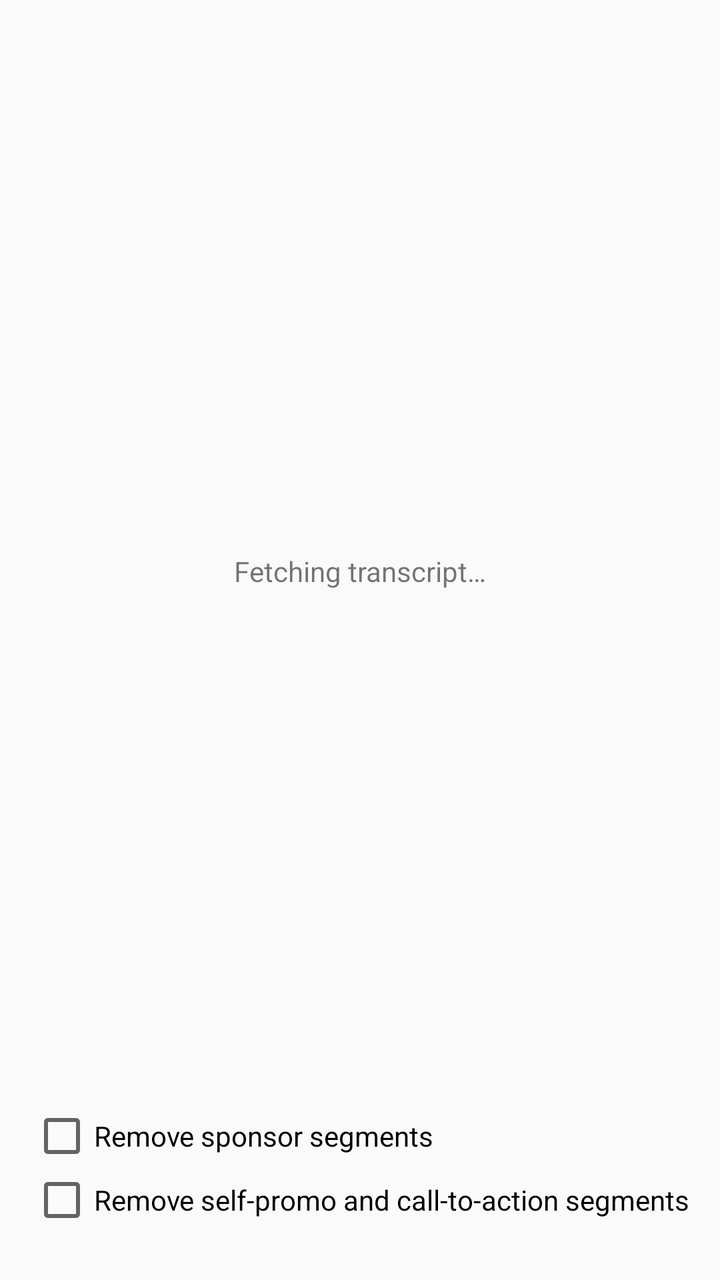
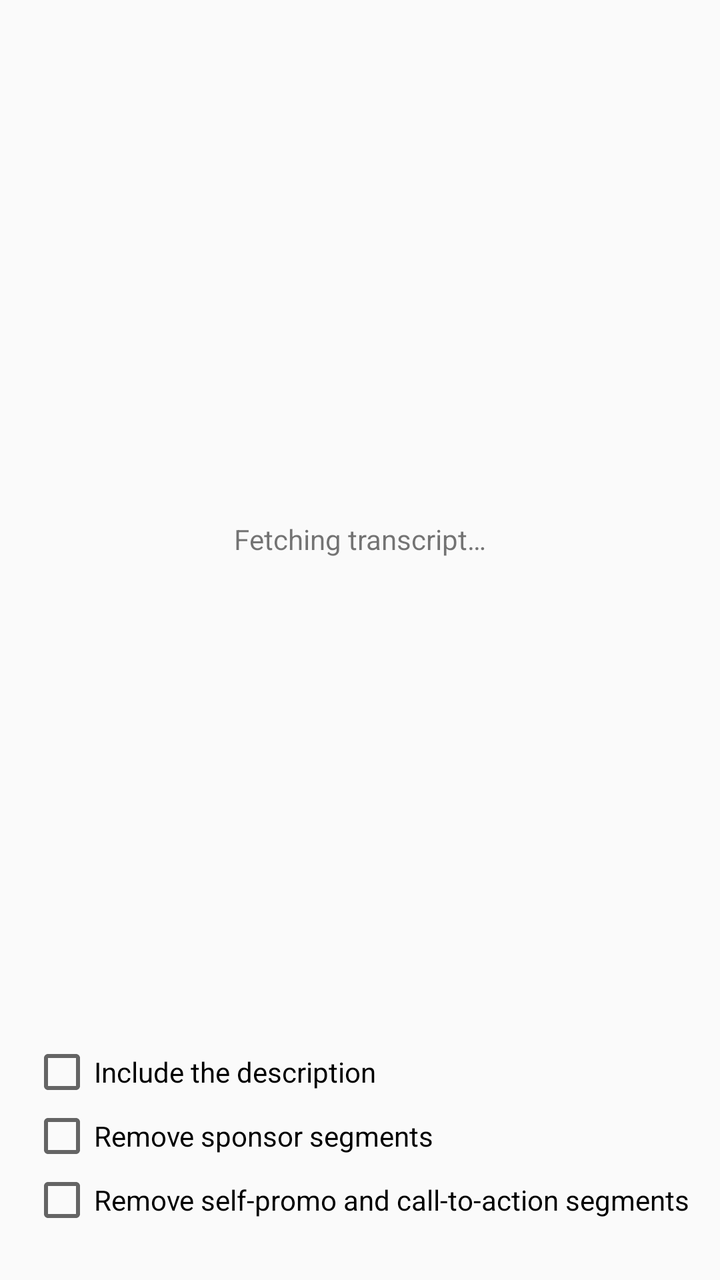

Before-and-after screenshots of an Android layout around one commit, followed by the original layout XML and the change that was made.
<!-- AndroidManifest.xml: application theme AppTheme -->
<!-- res/layout/activity_share.xml -->
<?xml version="1.0" encoding="utf-8"?>
<LinearLayout xmlns:android="http://schemas.android.com/apk/res/android"
    android:layout_width="match_parent"
    android:layout_height="match_parent"
    android:orientation="vertical">

    <LinearLayout
        android:layout_width="match_parent"
        android:layout_height="0dp"
        android:layout_weight="1"
        android:gravity="center"
        android:orientation="vertical">

        <ProgressBar
            android:layout_width="wrap_content"
            android:layout_height="wrap_content" />

        <TextView
            android:id="@+id/status"
            android:layout_width="wrap_content"
            android:layout_height="wrap_content"
            android:paddingTop="16dp"
            android:text="@string/fetching" />

        <TextView
            android:id="@+id/operation"
            android:layout_width="wrap_content"
            android:layout_height="wrap_content"
            android:ellipsize="end"
            android:gravity="center"
            android:maxLines="1"
            android:paddingTop="8dp"
            android:textSize="12sp" />

        <TextView
            android:id="@+id/elapsed"
            android:layout_width="wrap_content"
            android:layout_height="wrap_content"
            android:paddingTop="4dp"
            android:textSize="12sp" />
    </LinearLayout>

    <LinearLayout
        android:layout_width="wrap_content"
        android:layout_height="wrap_content"
        android:layout_gravity="center_horizontal"
        android:layout_marginBottom="24dp"
        android:orientation="vertical">

        <CheckBox
            android:id="@+id/remove_sponsors"
            android:layout_width="wrap_content"
            android:layout_height="wrap_content"
            android:text="@string/remove_sponsors" />

        <CheckBox
            android:id="@+id/remove_selfpromo"
            android:layout_width="wrap_content"
            android:layout_height="wrap_content"
            android:text="@string/remove_selfpromo" />
    </LinearLayout>

</LinearLayout>
<!-- resources referenced by this layout -->
<resources>
  <string name="fetching">Fetching transcript…</string>
  <string name="remove_selfpromo">Remove self-promo and call-to-action segments</string>
  <string name="remove_sponsors">Remove sponsor segments</string>\n
  <style name="AppTheme" parent="android:Theme.Material.Light.NoActionBar" />
</resources>

<!-- the commit's change to res/layout/activity_share.xml (unified diff, before → after) -->
@@ -48,6 +48,12 @@
         android:orientation="vertical">
 
         <CheckBox
+            android:id="@+id/include_description"
+            android:layout_width="wrap_content"
+            android:layout_height="wrap_content"
+            android:text="@string/include_description" />
+
+        <CheckBox
             android:id="@+id/remove_sponsors"
             android:layout_width="wrap_content"
             android:layout_height="wrap_content"
<!-- resource entries referenced after the edit -->
@@ -1,6 +1,7 @@
 <!-- resources referenced by this layout -->
 <resources>
   <string name="fetching">Fetching transcript…</string>
+  <string name="include_description">Include the description</string>
   <string name="remove_selfpromo">Remove self-promo and call-to-action segments</string>
   <string name="remove_sponsors">Remove sponsor segments</string>\n
   <style name="AppTheme" parent="android:Theme.Material.Light.NoActionBar" />
